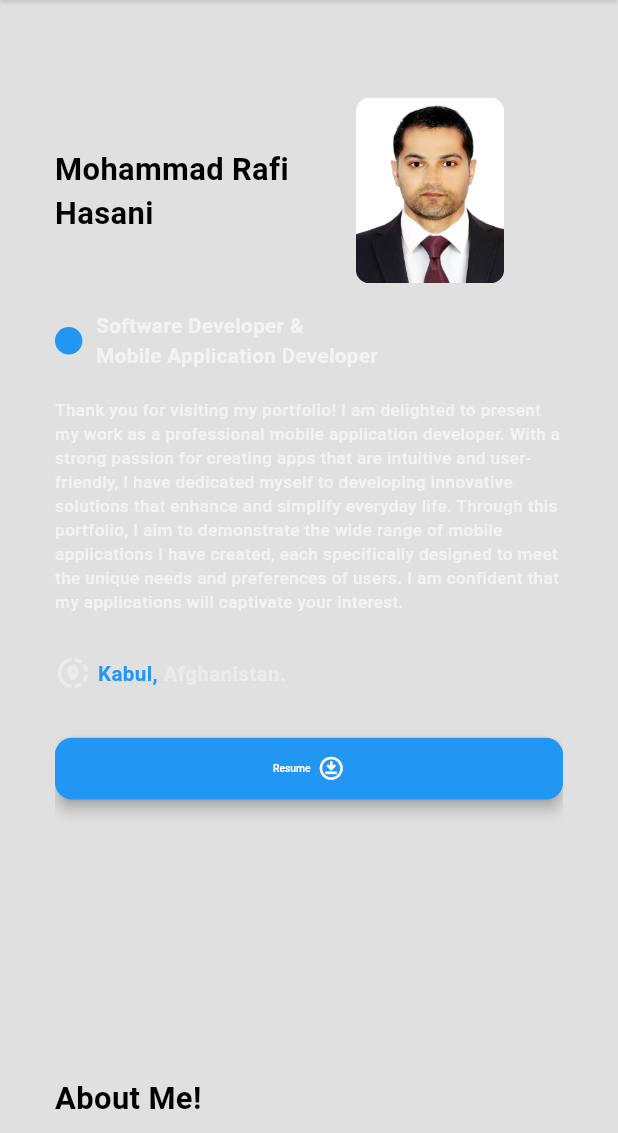
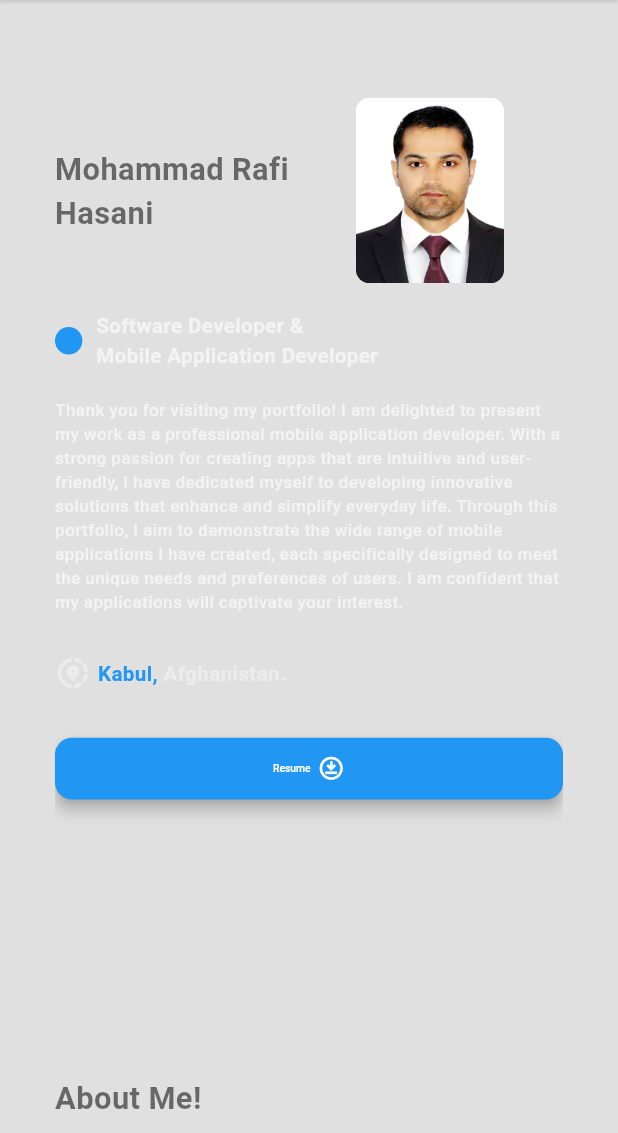
Before and after one commit to RafiHasani/PortfolioProject, a Flutter app: the screen it shows after launch, in the side drawer, after a tap on "Resume", on a phone screen of 412 x 824 dp, the part 103-1236 px from its top. Run offline on Flutter 3.47's test engine with Material 3 defaults, Android fonts, the phone set to English and light mode, and no system bars; our stand-ins replace countup, flutter_screenutil, get, responsive_builder, smooth_page_indicator; Roboto replaces fonts that are missing (Montserrat); project files that could hold a hidden picture were left out.

Commit message:
new skill updated
new skill updated

```diff
--- a/lib/constants/app_config.dart
+++ b/lib/constants/app_config.dart
@@ -23,7 +23,10 @@ class AppConfig {
     );
   }
 
-  getDeviceScreenType(BuildContext context) {
+  final String resumeUrl =
+      "https://drive.google.com/file/d/1CJad-6Ysu0yP4chOFpP7Wo29BaRzJ7Fr/view?usp=sharing";
+
+  int getDeviceScreenType(BuildContext context) {
     DeviceScreenType deviceType = getDeviceType(MediaQuery.of(context).size);
     var type = 0;
     switch (deviceType) {
--- /dev/null
+++ b/lib/constants/theme.dart
@@ -0,0 +1,116 @@
+import 'package:flutter/material.dart';
+import 'package:flutter_screenutil/flutter_screenutil.dart';
+import 'package:portfolioproject/constants/app_config.dart';
+
+ThemeData lightTheme = ThemeData(
+    iconButtonTheme: IconButtonThemeData(
+      style: IconButton.styleFrom(
+        hoverColor: Colors.black12,
+      ),
+    ),
+    textButtonTheme: TextButtonThemeData(
+      style: IconButton.styleFrom(
+        hoverColor: Colors.black12,
+      ),
+    ),
+    elevatedButtonTheme: ElevatedButtonThemeData(
+      style: ElevatedButton.styleFrom(
+        shape: RoundedRectangleBorder(
+          borderRadius: BorderRadius.circular(10.r),
+        ),
+        backgroundColor: Colors.blue,
+        foregroundColor: Colors.white,
+        textStyle: TextStyle(
+          fontSize: 6.sp,
+          fontWeight: FontWeight.w500,
+        ),
+      ),
+    ),
+    inputDecorationTheme: InputDecorationTheme(
+      labelStyle: const TextStyle(
+        color: Colors.black87,
+      ),
+      hoverColor: Colors.transparent,
+      hintStyle: TextStyle(
+        fontSize: 10.sp,
+        color: Colors.black54,
+      ),
+      outlineBorder: const BorderSide(
+        color: Colors.black54,
+      ),
+      border: OutlineInputBorder(
+        borderRadius: BorderRadius.circular(16.r),
+        borderSide: const BorderSide(
+          color: Colors.black54,
+        ),
+      ),
+    ),
+    scaffoldBackgroundColor: Colors.grey.shade300,
+    primaryColor: AppConfig.color.primary,
+    primaryColorLight: Colors.black,
+    textTheme: TextTheme(
+        bodyLarge: TextStyle(color: Colors.black87, fontSize: 16),
+        bodyMedium: TextStyle(color: Colors.black54, fontSize: 14),
+        titleLarge: TextStyle(
+          color: Colors.black,
+          fontWeight: FontWeight.bold,
+          fontFamily: 'Montserrat',
+        )));
+
+ThemeData darkTheme = ThemeData(
+  iconButtonTheme: IconButtonThemeData(
+    style: IconButton.styleFrom(
+      hoverColor: Colors.white12,
+    ),
+  ),
+  textButtonTheme: TextButtonThemeData(
+    style: IconButton.styleFrom(
+      hoverColor: Colors.white24,
+    ),
+  ),
+  elevatedButtonTheme: ElevatedButtonThemeData(
+    style: ElevatedButton.styleFrom(
+      shape: RoundedRectangleBorder(
+        borderRadius: BorderRadius.circular(10.r),
+      ),
+      backgroundColor: Colors.blue,
+      foregroundColor: Colors.white,
+      textStyle: TextStyle(
+        fontSize: 6.sp,
+        fontWeight: FontWeight.w400,
+      ),
+    ),
+  ),
+  inputDecorationTheme: InputDecorationTheme(
+    labelStyle: const TextStyle(
+      color: Colors.white70,
+    ),
+    hoverColor: Colors.white70,
+    focusColor: Colors.white70,
+    hintStyle: TextStyle(
+      fontSize: 10.sp,
+      color: Colors.white60,
+    ),
+    outlineBorder: const BorderSide(
+      color: Colors.white70,
+    ),
+    border: OutlineInputBorder(
+      borderRadius: BorderRadius.circular(16.r),
+      borderSide: const BorderSide(
+        color: Colors.white70,
+      ),
+    ),
+  ),
+  scaffoldBackgroundColor: const Color.fromARGB(200, 0, 0, 0),
+  primaryColor: AppConfig.color.primary,
+  primaryColorDark: Colors.white,
+  textTheme: TextTheme(
+    bodyLarge: TextStyle(color: Colors.white, fontSize: 16),
+    bodyMedium: TextStyle(color: Colors.white, fontSize: 14),
+    titleLarge: TextStyle(
+      color: Colors.white,
+      fontWeight: FontWeight.bold,
+      fontFamily: 'Montserrat',
+    ),
+  ),
+);
--- a/lib/main.dart
+++ b/lib/main.dart
@@ -2,6 +2,7 @@ import 'package:flutter/material.dart';
 import 'package:flutter_screenutil/flutter_screenutil.dart';
 import 'package:get/get.dart';
 import 'package:portfolioproject/constants/app_config.dart';
+import 'package:portfolioproject/constants/theme.dart';
 
 import 'controllers/home_screen_controller.dart';
 
@@ -20,113 +21,8 @@ class MainApp extends StatelessWidget {
       builder: (context, child) {
         return GetMaterialApp(
           debugShowCheckedModeBanner: false,
-          theme: ThemeData(
-            iconButtonTheme: IconButtonThemeData(
-              style: IconButton.styleFrom(
-                hoverColor: Colors.black12,
-              ),
-            ),
-            textButtonTheme: TextButtonThemeData(
-              style: IconButton.styleFrom(
-                hoverColor: Colors.black12,
-              ),
-            ),
-            elevatedButtonTheme: ElevatedButtonThemeData(
-              style: ElevatedButton.styleFrom(
-                shape: RoundedRectangleBorder(
-                  borderRadius: BorderRadius.circular(10.r),
-                ),
-                backgroundColor: Colors.blue,
-                foregroundColor: Colors.white,
-                textStyle: TextStyle(
-                  fontSize: 6.sp,
-                  fontWeight: FontWeight.w500,
-                ),
-              ),
-            ),
-            inputDecorationTheme: InputDecorationTheme(
-              labelStyle: const TextStyle(
-                color: Colors.black87,
-              ),
-              hoverColor: Colors.transparent,
-              hintStyle: TextStyle(
-                fontSize: 10.sp,
-                color: Colors.black54,
-              ),
-              outlineBorder: const BorderSide(
-                color: Colors.black54,
-              ),
-              border: OutlineInputBorder(
-                borderRadius: BorderRadius.circular(16.r),
-                borderSide: const BorderSide(
-                  color: Colors.black54,
-                ),
-              ),
-            ),
-            scaffoldBackgroundColor: Colors.grey.shade300,
-            primaryColor: AppConfig.color.primary,
-            primaryColorLight: Colors.black,
-            textTheme: Theme.of(context).textTheme.apply(
-                  fontFamily: 'Montserrat',
-                  bodyColor: Colors.black,
-                  displayColor: Colors.black,
-                  decorationColor: Colors.black,
-                ),
-          ),
-          darkTheme: ThemeData(
-            iconButtonTheme: IconButtonThemeData(
-              style: IconButton.styleFrom(
-                hoverColor: Colors.white12,
-              ),
-            ),
-            textButtonTheme: TextButtonThemeData(
-              style: IconButton.styleFrom(
-                hoverColor: Colors.white24,
-              ),
-            ),
-            elevatedButtonTheme: ElevatedButtonThemeData(
-              style: ElevatedButton.styleFrom(
-                shape: RoundedRectangleBorder(
-                  borderRadius: BorderRadius.circular(10.r),
-                ),
-                backgroundColor: Colors.blue,
-                foregroundColor: Colors.white,
-                textStyle: TextStyle(
-                  fontSize: 6.sp,
-                  fontWeight: FontWeight.w400,
-                ),
-              ),
-            ),
-            inputDecorationTheme: InputDecorationTheme(
-              labelStyle: const TextStyle(
-                color: Colors.white70,
-              ),
-              hoverColor: Colors.white70,
-              focusColor: Colors.white70,
-              hintStyle: TextStyle(
-                fontSize: 10.sp,
-                color: Colors.white60,
-              ),
-              outlineBorder: const BorderSide(
-                color: Colors.white70,
-              ),
-              border: OutlineInputBorder(
-                borderRadius: BorderRadius.circular(16.r),
-                borderSide: const BorderSide(
-                  color: Colors.white70,
-                ),
-              ),
-            ),
-            scaffoldBackgroundColor: const Color.fromARGB(200, 0, 0, 0),
-            primaryColor: AppConfig.color.primary,
-            primaryColorDark: Colors.white,
-            textTheme: Theme.of(context).textTheme.apply(
-                  bodyColor: Colors.white,
-                  displayColor: Colors.white,
-                  decorationColor: Colors.white,
-                  fontFamily: 'Montserrat',
-                ),
-          ),
+          theme: lightTheme,
+          darkTheme: darkTheme,
           initialBinding: BindingsBuilder(() {
             Get.put(
               HomeController(),
--- a/lib/screens/mobile_view/views/homepage_view_mobile.dart
+++ b/lib/screens/mobile_view/views/homepage_view_mobile.dart
@@ -127,8 +127,7 @@ class HomePageMobileView extends StatelessWidget {
             elevation: 4,
           ),
           onPressed: () {
-            AppConfig().launch(
-                'https://drive.google.com/file/d/1YkqLrrI5BPh0cx-pX3hvYxnglRi22Mqi/view');
+            AppConfig().launch(AppConfig().resumeUrl);
           },
           child: Padding(
             padding: EdgeInsets.symmetric(
--- a/lib/screens/mobile_view/views/profissional_experience_view_mobile.dart
+++ b/lib/screens/mobile_view/views/profissional_experience_view_mobile.dart
@@ -37,10 +37,22 @@ class ProfissionalExperiencePageView extends StatelessWidget {
         ),
         32.verticalSpace,
         SizedBox(
-          height: 0.65.sh,
+          height: 0.45.sh,
+          child: Padding(
+            padding: const EdgeInsets.all(8.0),
             child: ListView(
               shrinkWrap: true,
               children: [
+                4.verticalSpace,
+                MyProfissionalExperienceCardMobileView(
+                  icon: 'assets/images/afghouse.png',
+                  title: 'Afghan House',
+                  subTitle:
+                      'Afghan house is a online property dealing application, you can add your property, search property and contact users',
+                  viewMore: () {
+                    AppConfig().launch('https://afghouse.com/');
+                  },
+                ),
                 4.verticalSpace,
                 MyProfissionalExperienceCardMobileView(
                   icon: 'assets/images/tooti2.webp',
@@ -69,8 +81,8 @@ class ProfissionalExperiencePageView extends StatelessWidget {
                   subTitle:
                       'Art Station, an innovative mobile application, acts as a vital intermediary between two distinct user groups; talented artists listed on their platform and event organizers seeking to book their services.',
                   viewMore: () {
-                  AppConfig()
-                      .launch('https://www.veroke.com/portfolio/art-station/');
+                    AppConfig().launch(
+                        'https://www.veroke.com/portfolio/art-station/');
                   },
                 ),
                 4.verticalSpace,
@@ -80,8 +92,8 @@ class ProfissionalExperiencePageView extends StatelessWidget {
                   subTitle:
                       'A leading banking company in Saudi Arabia aiming to deliver an unrivaled standard of excellence. Focusing on developing and innovating advanced payment solutions for customers.',
                   viewMore: () {
-                  AppConfig()
-                      .launch('https://www.veroke.com/portfolio/digital-bank/');
+                    AppConfig().launch(
+                        'https://www.veroke.com/portfolio/digital-bank/');
                   },
                 ),
                 4.verticalSpace,
@@ -97,6 +109,7 @@ class ProfissionalExperiencePageView extends StatelessWidget {
                 ),
               ],
             ),
+          ),
         )
       ],
     );
--- a/lib/screens/web_view/views/home_page_web.dart
+++ b/lib/screens/web_view/views/home_page_web.dart
@@ -173,8 +173,7 @@ class HomePageView extends StatelessWidget {
               24.verticalSpace,
               ElevatedButton(
                 onPressed: () {
-                  AppConfig().launch(
-                      'https://drive.google.com/file/d/1Yor8v073f4vED5oCmHHS3Ltz7regxQRG/view?usp=sharing');
+                  AppConfig().launch(AppConfig().resumeUrl);
                 },
                 child: Row(
                   mainAxisSize: MainAxisSize.min,
--- a/lib/screens/web_view/views/profissional_experience_page_web.dart
+++ b/lib/screens/web_view/views/profissional_experience_page_web.dart
@@ -37,9 +37,23 @@ class ProfissionalExperiencePageView extends StatelessWidget {
         ),
         32.verticalSpace,
         Expanded(
+          child: Padding(
+            padding: const EdgeInsets.all(8.0),
             child: ListView(
+              primary: true,
               scrollDirection: Axis.horizontal,
+              physics: PageScrollPhysics(),
               children: [
+                8.horizontalSpace,
+                MyProfissionalExperienceCard(
+                  icon: 'assets/images/afghouse.png',
+                  title: 'Afghan House',
+                  subTitle:
+                      'Afghan house is a online property dealing application, you can add your property, search property and contact users',
+                  viewMore: () {
+                    AppConfig().launch('https://afghouse.com/');
+                  },
+                ),
                 8.horizontalSpace,
                 MyProfissionalExperienceCard(
                   icon: 'assets/images/tooti2.webp',
@@ -68,8 +82,8 @@ class ProfissionalExperiencePageView extends StatelessWidget {
                   subTitle:
                       'Art Station, an innovative mobile application, acts as a vital intermediary between two distinct user groups; talented artists listed on their platform and event organizers seeking to book their services.',
                   viewMore: () {
-                  AppConfig()
-                      .launch('https://www.veroke.com/portfolio/art-station/');
+                    AppConfig().launch(
+                        'https://www.veroke.com/portfolio/art-station/');
                   },
                 ),
                 8.horizontalSpace,
@@ -79,8 +93,8 @@ class ProfissionalExperiencePageView extends StatelessWidget {
                   subTitle:
                       'A leading banking company in Saudi Arabia aiming to deliver an unrivaled standard of excellence. Focusing on developing and innovating advanced payment solutions for customers.',
                   viewMore: () {
-                  AppConfig()
-                      .launch('https://www.veroke.com/portfolio/digital-bank/');
+                    AppConfig().launch(
+                        'https://www.veroke.com/portfolio/digital-bank/');
                   },
                 ),
                 8.horizontalSpace,
@@ -96,6 +110,7 @@ class ProfissionalExperiencePageView extends StatelessWidget {
                 ),
               ],
             ),
+          ),
         )
       ],
     );
--- a/lib/widgets/profissional_experience_card_list_widget.dart
+++ b/lib/widgets/profissional_experience_card_list_widget.dart
@@ -18,8 +18,7 @@ class MyProfissionalExperienceCardMobileView extends StatelessWidget {
 
   @override
   Widget build(BuildContext context) {
-    return Expanded(
-      child: Material(
+    return Material(
       elevation: 1,
       borderRadius: BorderRadius.circular(8.r),
       clipBehavior: Clip.antiAlias,
@@ -97,7 +96,6 @@ class MyProfissionalExperienceCardMobileView extends StatelessWidget {
           ],
         ),
       ),
-      ),
     );
   }
 }
--- a/pubspec.yaml
+++ b/pubspec.yaml
@@ -17,7 +17,7 @@ dependencies:
   url_launcher: ^6.1.12
 
 dev_dependencies:
-  flutter_lints: ^5.0.0
+  flutter_lints: ^6.0.0
   flutter_test:
     sdk: flutter
 
```
Also changed, not shown: assets/images/afghouse.png (added), pubspec.lock. Lines whose indentation alone changed are shown as unchanged.
